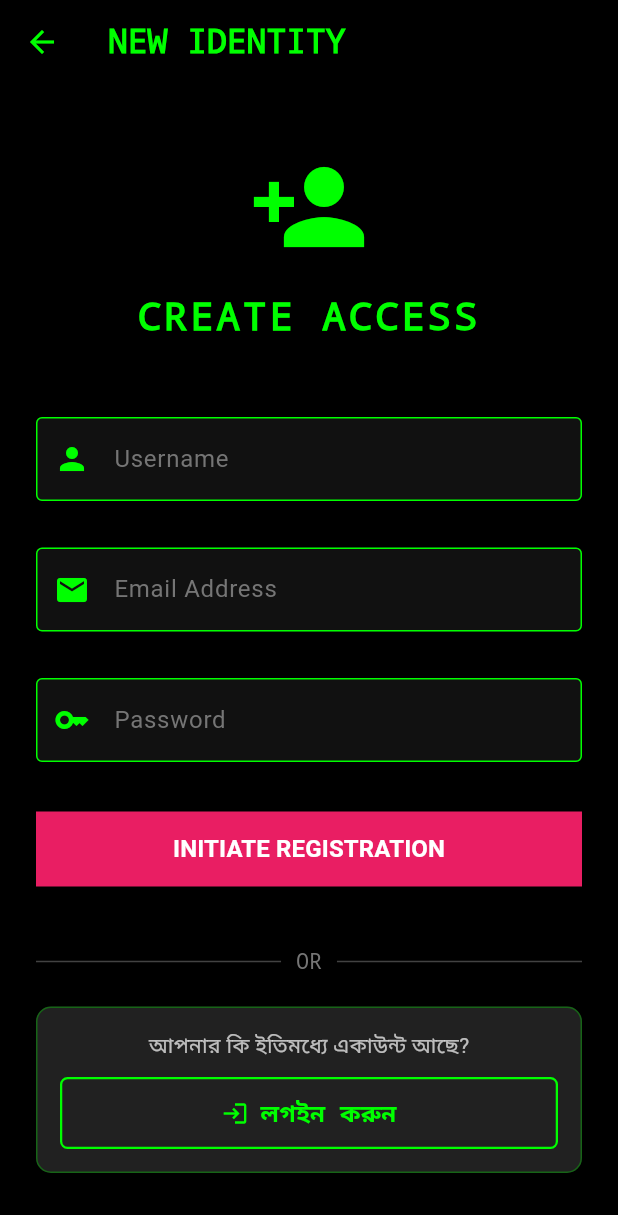
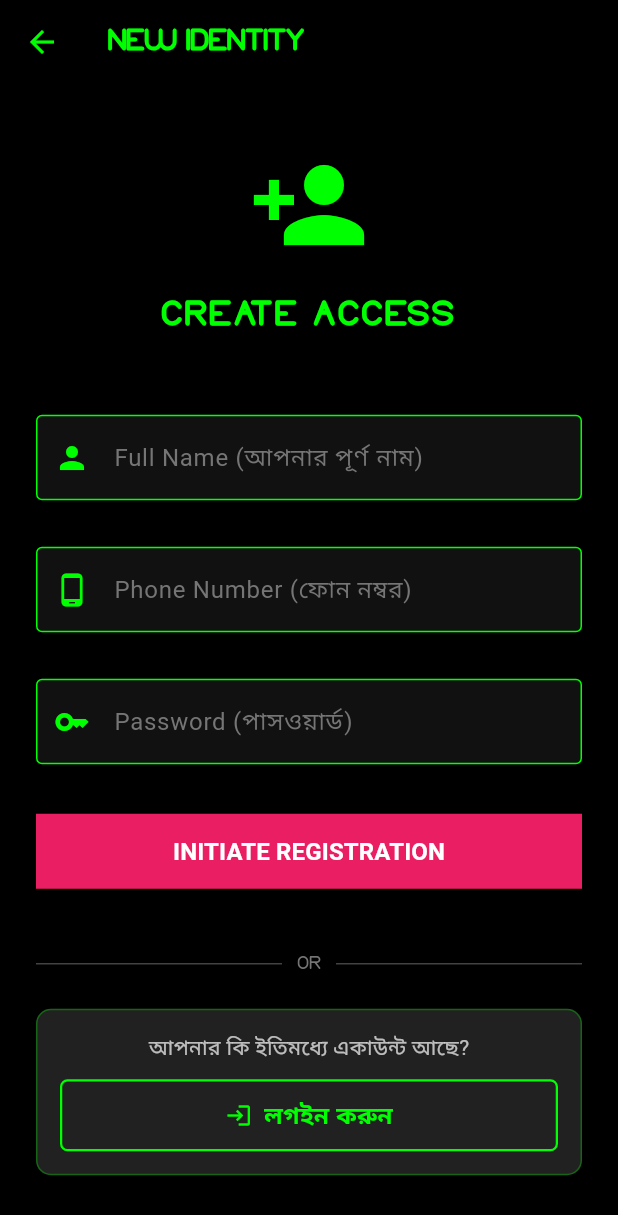
Before and after one commit to programmerrajbhai/full_fevice_fonitoring_pro, a Flutter app: the LoginScreen screen opened directly, after a tap on "রেজিস্ট্রেশন করুন", on a phone screen of 412 x 824 dp. Shown: the top 1215 px of the screen. Run offline on Flutter 3.47's test engine with Material 3 defaults, Android fonts, the phone set to English and light mode, and no system bars; our stand-ins replace shared_preferences, youtube_player_flutter; accounts and stored records are empty.

Commit message:
login reg with number

```diff
--- a/lib/screens/login_screen.dart
+++ b/lib/screens/login_screen.dart
@@ -14,25 +14,24 @@ class LoginScreen extends StatefulWidget {
 }
 
 class _LoginScreenState extends State<LoginScreen> {
-  final TextEditingController emailController = TextEditingController();
+  // ✅ phoneController করা হলো
+  final TextEditingController phoneController = TextEditingController();
   final TextEditingController passController = TextEditingController();
   bool isLoading = false;
 
   void _handleLogin() async {
-    // ইমেইল বা পাসওয়ার্ড খালি থাকলে চেক
-    if (emailController.text.trim().isEmpty || passController.text.trim().isEmpty) {
+    if (phoneController.text.trim().isEmpty || passController.text.trim().isEmpty) {
       ScaffoldMessenger.of(context).showSnackBar(
-        const SnackBar(content: Text("Please fill all fields"), backgroundColor: Colors.orange),
+        const SnackBar(content: Text("দয়া করে ফোন নম্বর এবং পাসওয়ার্ড দিন"), backgroundColor: Colors.orange),
       );
       return;
     }
 
     setState(() => isLoading = true);
-
-    // কিবোর্ড নামিয়ে দেওয়ার জন্য
     FocusScope.of(context).unfocus();
 
-    final result = await ApiService.login(emailController.text.trim(), passController.text.trim());
+    // ✅ login এ phone পাঠানো হচ্ছে
+    final result = await ApiService.login(phoneController.text.trim(), passController.text.trim());
 
     if (!mounted) return;
     setState(() => isLoading = false);
@@ -61,28 +60,21 @@ class _LoginScreenState extends State<LoginScreen> {
             mainAxisAlignment: MainAxisAlignment.center,
             crossAxisAlignment: CrossAxisAlignment.stretch,
             children: [
-              // --- LOGO & TITLE ---
               const Icon(Icons.lock_open, size: 80, color: kPrimaryColor),
               const SizedBox(height: 15),
               const Text(
                 "SYSTEM ACCESS",
                 textAlign: TextAlign.center,
-                style: TextStyle(
-                    color: kPrimaryColor,
-                    fontSize: 26,
-                    fontWeight: FontWeight.bold,
-                    fontFamily: 'Courier',
-                    letterSpacing: 2.0
-                ),
+                style: TextStyle(color: kPrimaryColor, fontSize: 26, fontWeight: FontWeight.bold, fontFamily: kGlobalFont, letterSpacing: 2.0),
               ),
               const SizedBox(height: 40),
 
-              // --- INPUT FIELDS ---
+              // ✅ Phone Input
               HackerInput(
-                  hintText: "Email Address",
-                  icon: Icons.email,
-                  controller: emailController,
-                  keyboardType: TextInputType.emailAddress
+                  hintText: "Phone Number (ফোন নম্বর)",
+                  icon: Icons.phone_android,
+                  controller: phoneController,
+                  keyboardType: TextInputType.phone // নাম্বার কিবোর্ড আসবে
               ),
               const SizedBox(height: 15),
               HackerInput(
@@ -94,24 +86,22 @@ class _LoginScreenState extends State<LoginScreen> {
 
               const SizedBox(height: 25),
 
-              // --- LOGIN BUTTON ---
               isLoading
                   ? const Center(child: CircularProgressIndicator(color: kPrimaryColor))
                   : HackerButton(
                 text: "LOGIN SYSTEM",
-                color: kBlueButtonColor, // নীল বাটন লগইনের জন্য
+                color: kBlueButtonColor,
                 onPressed: _handleLogin,
               ),
 
               const SizedBox(height: 40),
 
-              // --- DIVIDER DESIGN ---
               Row(
                 children: [
                   Expanded(child: Divider(color: Colors.grey.shade800)),
                   Padding(
                     padding: const EdgeInsets.symmetric(horizontal: 10),
-                    child: Text("OR", style: TextStyle(color: Colors.grey.shade600, fontFamily: 'Courier')),
+                    child: Text("OR", style: TextStyle(color: Colors.grey.shade600, fontFamily: kGlobalFont)),
                   ),
                   Expanded(child: Divider(color: Colors.grey.shade800)),
                 ],
@@ -119,7 +109,6 @@ class _LoginScreenState extends State<LoginScreen> {
 
               const SizedBox(height: 20),
 
-              // --- REGISTRATION SECTION (DESIGNED FOR CUSTOMERS) ---
               Container(
                 padding: const EdgeInsets.all(15),
                 decoration: BoxDecoration(
@@ -129,10 +118,7 @@ class _LoginScreenState extends State<LoginScreen> {
                 ),
                 child: Column(
                   children: [
-                    const Text(
-                      "আপনার কি ইউজার একাউন্ট নেই?",
-                      style: TextStyle(color: Colors.white70, fontSize: 14),
-                    ),
+                    const Text("আপনার কি ইউজার একাউন্ট নেই?", style: TextStyle(color: Colors.white70, fontSize: 14)),
                     const SizedBox(height: 10),
                     SizedBox(
                       width: double.infinity,
@@ -150,15 +136,7 @@ class _LoginScreenState extends State<LoginScreen> {
                           children: [
                             Icon(Icons.person_add, color: kPrimaryColor, size: 18),
                             SizedBox(width: 8),
-                            Text(
-                              "রেজিস্ট্রেশন করুন",
-                              style: TextStyle(
-                                  color: kPrimaryColor,
-                                  fontSize: 16,
-                                  fontWeight: FontWeight.bold,
-                                  fontFamily: 'Courier'
-                              ),
-                            ),
+                            Text("রেজিস্ট্রেশন করুন", style: TextStyle(color: kPrimaryColor, fontSize: 16, fontWeight: FontWeight.bold, fontFamily: kGlobalFont)),
                           ],
                         ),
                       ),
--- a/lib/screens/register_screen.dart
+++ b/lib/screens/register_screen.dart
@@ -12,27 +12,26 @@ class RegisterScreen extends StatefulWidget {
 }
 
 class _RegisterScreenState extends State<RegisterScreen> {
-  final TextEditingController userController = TextEditingController();
-  final TextEditingController emailController = TextEditingController();
+  final TextEditingController nameController = TextEditingController(); // ✅ Changed to nameController
+  final TextEditingController phoneController = TextEditingController();
   final TextEditingController passController = TextEditingController();
   bool isLoading = false;
 
   void _handleRegister() async {
-    if (userController.text.trim().isEmpty || emailController.text.trim().isEmpty || passController.text.trim().isEmpty) {
+    if (nameController.text.trim().isEmpty || phoneController.text.trim().isEmpty || passController.text.trim().isEmpty) {
       ScaffoldMessenger.of(context).showSnackBar(
-          const SnackBar(content: Text("All fields are required!"), backgroundColor: Colors.orange)
+          const SnackBar(content: Text("সবগুলো ফিল্ড পূরণ করুন!"), backgroundColor: Colors.orange)
       );
       return;
     }
 
     setState(() => isLoading = true);
-
-    // কিবোর্ড নামিয়ে দেওয়ার জন্য
     FocusScope.of(context).unfocus();
 
+    // ✅ nameController এর ডাটা username হিসেবে পাঠানো হচ্ছে
     final result = await ApiService.register(
-        userController.text.trim(),
-        emailController.text.trim(),
+        nameController.text.trim(),
+        phoneController.text.trim(),
         passController.text.trim()
     );
 
@@ -50,10 +49,10 @@ class _RegisterScreenState extends State<RegisterScreen> {
             children: [
               Icon(Icons.check_circle, color: kPrimaryColor),
               SizedBox(width: 10),
-              Text("SUCCESS", style: TextStyle(color: kPrimaryColor, fontFamily: 'Courier', fontWeight: FontWeight.bold)),
+              Text("SUCCESS", style: TextStyle(color: kPrimaryColor, fontFamily: kGlobalFont, fontWeight: FontWeight.bold)),
             ],
           ),
-          content: const Text("Identity Created Successfully.\nPlease Login to continue.", style: TextStyle(color: Colors.white)),
+          content: const Text("Identity Created Successfully.\nলগইন করে ব্যবহার শুরু করুন।", style: TextStyle(color: Colors.white, fontFamily: kGlobalFont)),
           actions: [
             TextButton(
               style: TextButton.styleFrom(
@@ -63,8 +62,8 @@ class _RegisterScreenState extends State<RegisterScreen> {
               ),
               child: const Text("GO TO LOGIN", style: TextStyle(color: kPrimaryColor, fontWeight: FontWeight.bold)),
               onPressed: () {
-                Navigator.pop(context); // ডায়লগ বন্ধ
-                Navigator.pop(context); // লগইন পেজে ফেরত
+                Navigator.pop(context);
+                Navigator.pop(context);
               },
             )
           ],
@@ -82,7 +81,7 @@ class _RegisterScreenState extends State<RegisterScreen> {
     return Scaffold(
       backgroundColor: Colors.black,
       appBar: AppBar(
-        title: const Text("NEW IDENTITY", style: TextStyle(fontFamily: 'Courier', color: kPrimaryColor, fontWeight: FontWeight.bold)),
+        title: const Text("NEW IDENTITY", style: TextStyle(fontFamily: kGlobalFont, color: kPrimaryColor, fontWeight: FontWeight.bold)),
         backgroundColor: Colors.black,
         iconTheme: const IconThemeData(color: kPrimaryColor),
         elevation: 0,
@@ -94,49 +93,51 @@ class _RegisterScreenState extends State<RegisterScreen> {
             mainAxisAlignment: MainAxisAlignment.center,
             crossAxisAlignment: CrossAxisAlignment.stretch,
             children: [
-              // --- ICON & TITLE ---
               const Icon(Icons.person_add, size: 80, color: kPrimaryColor),
               const SizedBox(height: 15),
               const Text(
                 "CREATE ACCESS",
                 textAlign: TextAlign.center,
-                style: TextStyle(
-                    color: kPrimaryColor,
-                    fontSize: 26,
-                    fontWeight: FontWeight.bold,
-                    fontFamily: 'Courier',
-                    letterSpacing: 2.0
-                ),
+                style: TextStyle(color: kPrimaryColor, fontSize: 26, fontWeight: FontWeight.bold, fontFamily: kGlobalFont, letterSpacing: 2.0),
               ),
               const SizedBox(height: 40),
 
-              // --- INPUTS ---
-              HackerInput(hintText: "Username", icon: Icons.person, controller: userController),
+              // ✅ Full Name Input (আপডেট করা হয়েছে)
+              HackerInput(
+                hintText: "Full Name (আপনার পূর্ণ নাম)",
+                icon: Icons.person,
+                controller: nameController,
+                keyboardType: TextInputType.name,
+              ),
               const SizedBox(height: 15),
-              HackerInput(hintText: "Email Address", icon: Icons.email, controller: emailController, keyboardType: TextInputType.emailAddress),
+              HackerInput(
+                  hintText: "Phone Number (ফোন নম্বর)",
+                  icon: Icons.phone_android,
+                  controller: phoneController,
+                  keyboardType: TextInputType.phone
+              ),
               const SizedBox(height: 15),
-              HackerInput(hintText: "Password", icon: Icons.key, isObscure: true, controller: passController),
+              HackerInput(
+                  hintText: "Password (পাসওয়ার্ড)",
+                  icon: Icons.key,
+                  isObscure: true,
+                  controller: passController
+              ),
 
               const SizedBox(height: 25),
 
-              // --- BUTTON ---
               isLoading
                   ? const Center(child: CircularProgressIndicator(color: kPrimaryColor))
-                  : HackerButton(
-                text: "INITIATE REGISTRATION",
-                color: kRedButtonColor,
-                onPressed: _handleRegister,
-              ),
+                  : HackerButton(text: "INITIATE REGISTRATION", color: kRedButtonColor, onPressed: _handleRegister),
 
               const SizedBox(height: 40),
 
-              // --- DIVIDER ---
               Row(
                 children: [
                   Expanded(child: Divider(color: Colors.grey.shade800)),
                   Padding(
                     padding: const EdgeInsets.symmetric(horizontal: 10),
-                    child: Text("OR", style: TextStyle(color: Colors.grey.shade600, fontFamily: 'Courier')),
+                    child: Text("OR", style: TextStyle(color: Colors.grey.shade600, fontFamily: kGlobalFont)),
                   ),
                   Expanded(child: Divider(color: Colors.grey.shade800)),
                 ],
@@ -144,7 +145,6 @@ class _RegisterScreenState extends State<RegisterScreen> {
 
               const SizedBox(height: 20),
 
-              // --- LOGIN LINK SECTION ---
               Container(
                 padding: const EdgeInsets.all(15),
                 decoration: BoxDecoration(
@@ -154,10 +154,7 @@ class _RegisterScreenState extends State<RegisterScreen> {
                 ),
                 child: Column(
                   children: [
-                    const Text(
-                      "আপনার কি ইতিমধ্যে একাউন্ট আছে?",
-                      style: TextStyle(color: Colors.white70, fontSize: 14),
-                    ),
+                    const Text("আপনার কি ইতিমধ্যে একাউন্ট আছে?", style: TextStyle(color: Colors.white70, fontSize: 14)),
                     const SizedBox(height: 10),
                     SizedBox(
                       width: double.infinity,
@@ -167,23 +164,13 @@ class _RegisterScreenState extends State<RegisterScreen> {
                           padding: const EdgeInsets.symmetric(vertical: 12),
                           shape: RoundedRectangleBorder(borderRadius: BorderRadius.circular(5)),
                         ),
-                        onPressed: () {
-                          Navigator.pop(context); // Go back to Login
-                        },
+                        onPressed: () => Navigator.pop(context),
                         child: const Row(
                           mainAxisAlignment: MainAxisAlignment.center,
                           children: [
                             Icon(Icons.login, color: kPrimaryColor, size: 18),
                             SizedBox(width: 8),
-                            Text(
-                              "লগইন করুন",
-                              style: TextStyle(
-                                  color: kPrimaryColor,
-                                  fontSize: 16,
-                                  fontWeight: FontWeight.bold,
-                                  fontFamily: 'Courier'
-                              ),
-                            ),
+                            Text("লগইন করুন", style: TextStyle(color: kPrimaryColor, fontSize: 16, fontWeight: FontWeight.bold, fontFamily: kGlobalFont)),
                           ],
                         ),
                       ),
```
